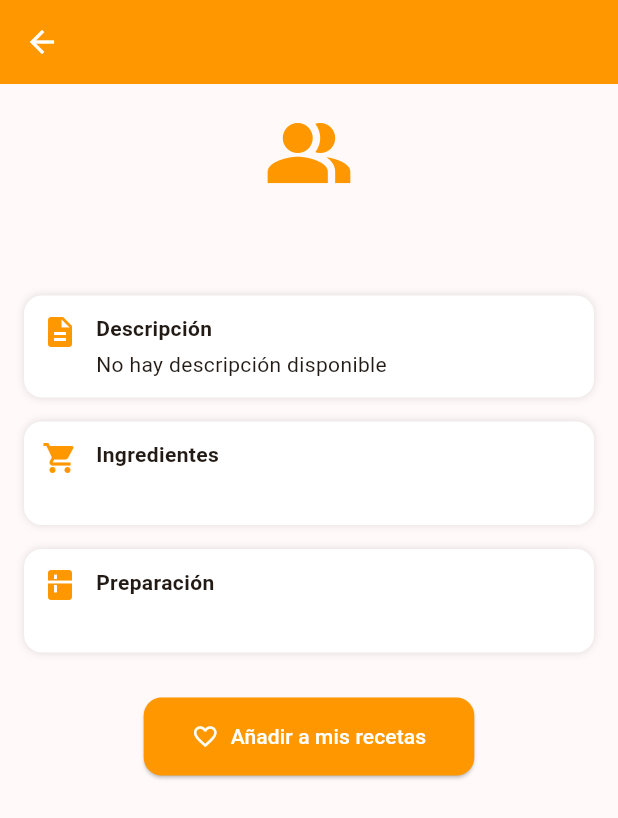
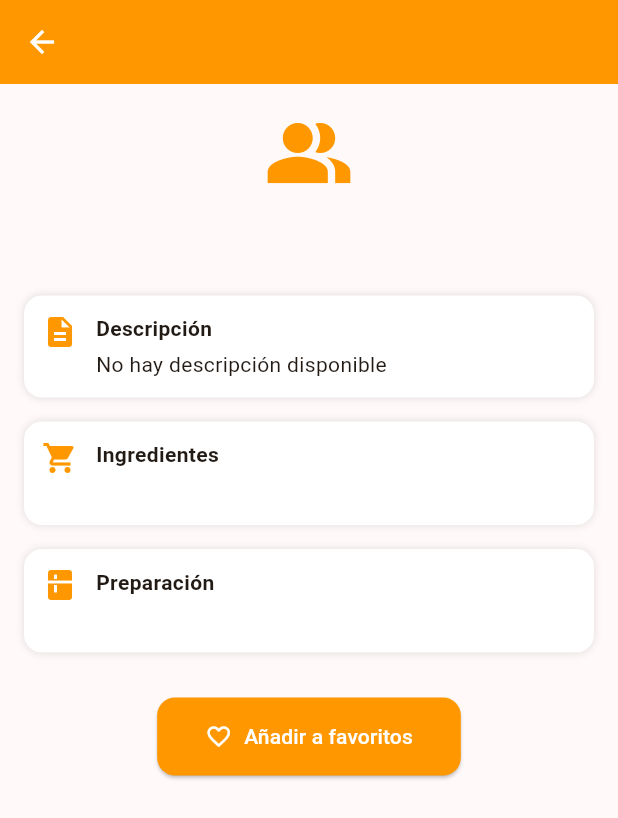
Before and after one commit to FioreEnojona/movil2Proyecto, a Flutter app: the Recetas_otros screen opened directly with empty values, on a phone screen of 412 x 824 dp. Shown: the top 818 px of the screen. Run offline on Flutter 3.47's test engine with Material 3 defaults, Android fonts, the phone set to English and light mode, and no system bars; our stand-ins replace shared_preferences, sqflite_common_ffi; accounts and stored records are empty.

Commit message:
favoritos

```diff
--- a/lib/Home_Screen.dart
+++ b/lib/Home_Screen.dart
@@ -71,8 +71,7 @@ class _HomeScreenState extends State<HomeScreen> {
             onPressed: () {
               showDialog(
                 context: context,
-                builder:
-                    (context) => AlertDialog(
+                builder: (context) => AlertDialog(
                   title: const Text("Cerrar sesión"),
                   content: const Text(
                     "¿Estás seguro de que querés cerrar sesión?",
@@ -190,6 +189,7 @@ class HomePage extends StatelessWidget {
           Wrap(
             spacing: 20,
             runSpacing: 20,
+            alignment: WrapAlignment.center,
             children: [
               _buildActionCard(
                 context,
@@ -205,15 +205,9 @@ class HomePage extends StatelessWidget {
               ),
               _buildActionCard(
                 context,
-                Icons.notifications_none,
-                "Notificaciones",
-                '/Notificaciones',
-              ),
-              _buildActionCard(
-                context,
-                Icons.people_alt_outlined,
-                "Recetas de Otros",
-                '/Recetas_Otros',
+                Icons.favorite,
+                "Recetas favoritas",
+                '/favoritos',
               ),
             ],
           ),
--- a/lib/main.dart
+++ b/lib/main.dart
@@ -4,7 +4,7 @@ import 'package:movil2proyecto/Home_Screen.dart';
 import 'package:movil2proyecto/editar_perfil.dart';
 import 'package:movil2proyecto/verReceta.dart';
 import 'package:movil2proyecto/registrar.dart';
-import 'package:movil2proyecto/notificaciones.dart';
+import 'package:movil2proyecto/favoritos.dart';
 import 'package:movil2proyecto/Busqueda.dart';
 
 import 'package:movil2proyecto/db/database_helper.dart'; // Importar el DatabaseHelper
@@ -34,7 +34,7 @@ class MyApp extends StatelessWidget {
         '/editar_perfil': (context) => const EditarPerfilScreen(),
         '/Ver_Recetas': (context) => const VerRecetas(),
         '/Registrar': (context) => const Registrar(),
-        '/Notificaciones': (context) => const Notificaciones(),
+        '/favoritos': (context) => const AnadirFavoritos (),
         '/Busqueda': (context) => const BusquedaScreen(),
 
       },
--- a/lib/recetas_otro.dart
+++ b/lib/recetas_otro.dart
@@ -1,5 +1,6 @@
 import 'package:flutter/material.dart';
 import '../models/recetas.dart';
+import 'favoritos.dart'; // Importa la lista de favoritos
 
 class Recetas_otros extends StatefulWidget {
   final Recipe recipe;
@@ -11,7 +12,14 @@ class Recetas_otros extends StatefulWidget {
 }
 
 class _Recetas_otrosState extends State<Recetas_otros> {
-  bool anadida = false;
+  late bool anadida;
+
+  @override
+  void initState() {
+    super.initState();
+    // Verifica si ya está en favoritos
+    anadida = recetasFavoritas.any((r) => r.title == widget.recipe.title);
+  }
 
   @override
   Widget build(BuildContext context) {
@@ -85,14 +93,21 @@ class _Recetas_otrosState extends State<Recetas_otros> {
                   ElevatedButton.icon(
                     onPressed: () {
                       setState(() {
+                        if (anadida) {
+                          recetasFavoritas.removeWhere(
+                              (r) => r.title == widget.recipe.title);
+                        } else {
+                          recetasFavoritas.add(widget.recipe);
+                        }
                         anadida = !anadida;
                       });
+
                       ScaffoldMessenger.of(context).showSnackBar(
                         SnackBar(
                           content: Text(
                             anadida
-                                ? 'Receta añadida a tus recetas'
-                                : 'Receta eliminada de tus recetas',
+                                ? 'Receta añadida a favoritos'
+                                : 'Receta eliminada de favoritos',
                           ),
                           backgroundColor: Colors.orange,
                         ),
@@ -104,8 +119,8 @@ class _Recetas_otrosState extends State<Recetas_otros> {
                     ),
                     label: Text(
                       anadida
-                          ? 'Quitar de mis recetas'
-                          : 'Añadir a mis recetas',
+                          ? 'Quitar de favoritos'
+                          : 'Añadir a favoritos',
                       style: const TextStyle(color: Colors.white),
                     ),
                     style: ElevatedButton.styleFrom(
```
Also changed, not shown: lib/favoritos.dart (added, +89 -0 lines), lib/notificaciones.dart (deleted, +0 -95 lines). Lines whose indentation alone changed are shown as unchanged.
